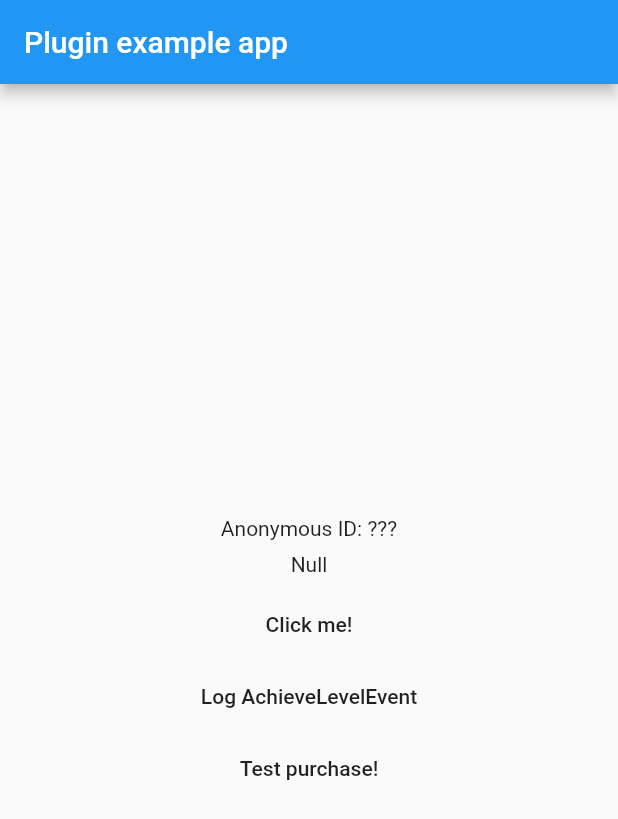
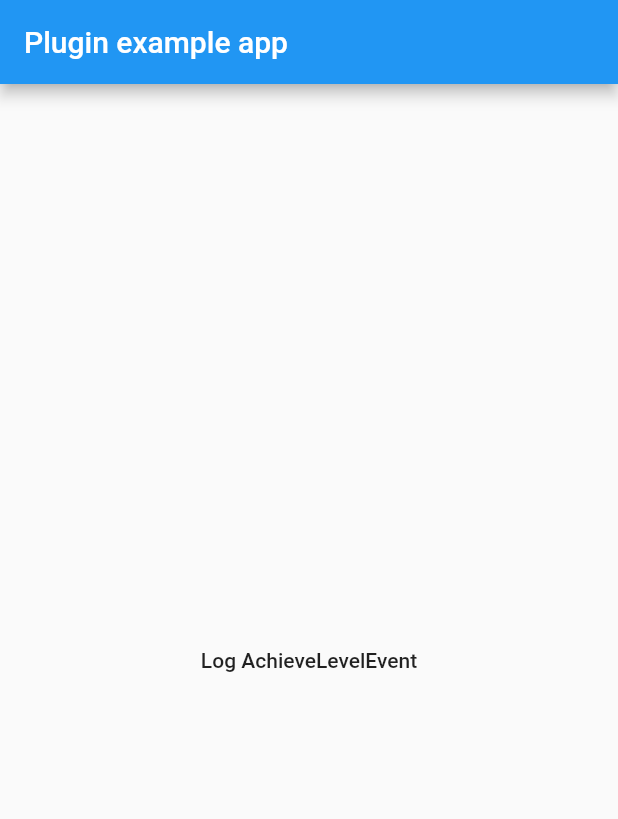
Before and after one commit to faisal-kabir/facebook_event, a Flutter app: the screen it shows after launch, on a phone screen of 412 x 824 dp. Shown: the top 819 px of the screen. Run offline on Flutter 3.47's test engine with Material 2 defaults, Android fonts, the light colour scheme and no system bars.

Commit message:
Update main.dart

```diff
--- a/example/lib/main.dart
+++ b/example/lib/main.dart
@@ -1,3 +1,5 @@
+import 'dart:io';
+
 import 'package:flutter/material.dart';
 import 'dart:async';
 
@@ -19,7 +21,8 @@ class _MyAppState extends State<MyApp> {
   void initState() {
     // TODO: implement initState
     super.initState();
-    //getHashKey();
+    if(Platform.isAndroid)
+      getHashKey();
   }
 
   @override
@@ -33,40 +36,12 @@ class _MyAppState extends State<MyApp> {
           child: Column(
             mainAxisAlignment: MainAxisAlignment.center,
             children: [
-              FutureBuilder(
-                future: facebookEvent.getAnonymousId(),
-                builder: (context, snapshot) {
-                  final id = snapshot.data ?? '???';
-                  return Text('Anonymous ID: $id');
-                },
-              ),
-              Padding(
-                padding: EdgeInsets.all(8.0),
-                child: Text(hashKey,textAlign: TextAlign.center,),
-              ),
-              MaterialButton(
-                child: Text("Click me!"),
-                onPressed: () {
-                  facebookEvent.logEvent(
-                    name: 'button_clicked',
-                    body: {
-                      'button_id': 'the_clickme_button',
-                    },
-                  );
-                },
-              ),
               MaterialButton(
                 child: Text("Log AchieveLevelEvent"),
                 onPressed: () {
                   facebookEvent.logAchieveLevelEvent(
                     level: 'Payment',
                   );
-                },
-              ),
-              MaterialButton(
-                child: Text("Test purchase!"),
-                onPressed: () {
-                  facebookEvent.logPurchase(amount: 1, currency: "USD");
                 },
               ),
             ],
@@ -78,8 +53,6 @@ class _MyAppState extends State<MyApp> {
 
   void getHashKey()async{
     hashKey= await facebookEvent.getAndroidHashKey();
-    setState(() {
-
-    });
+    print(hashKey);
   }
 }
```
Also changed, not shown: example/pubspec.lock.
